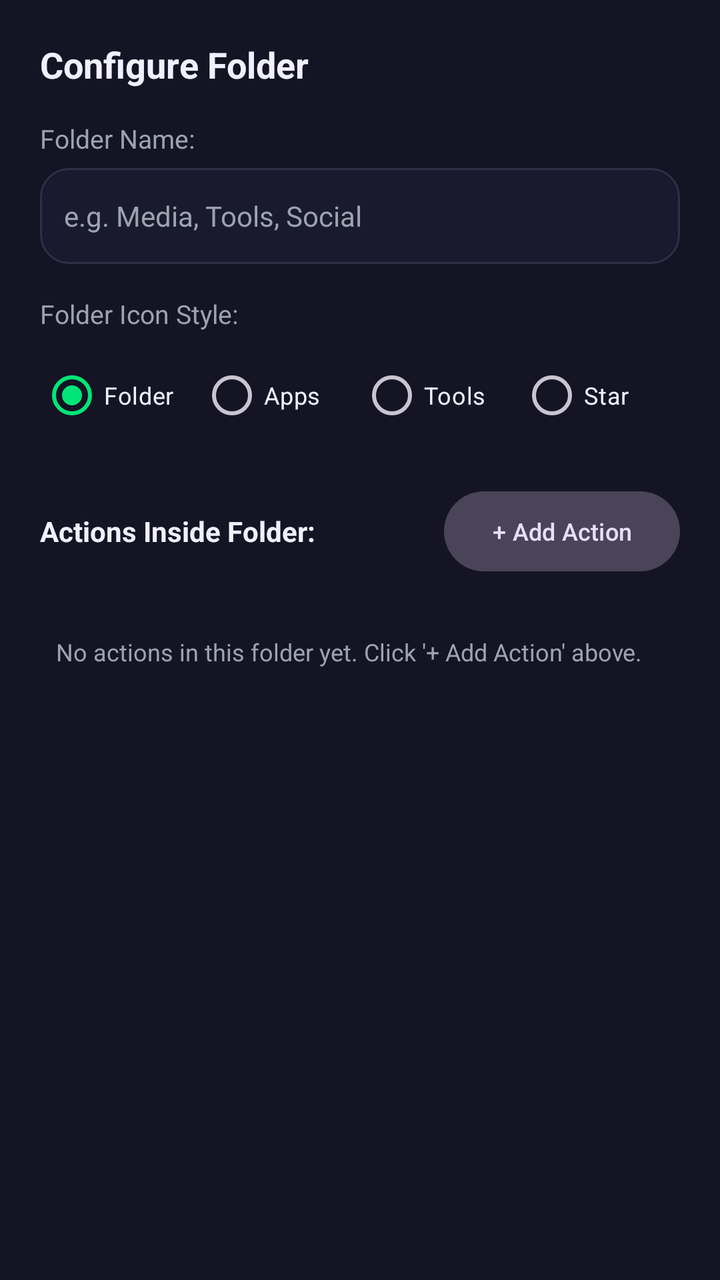
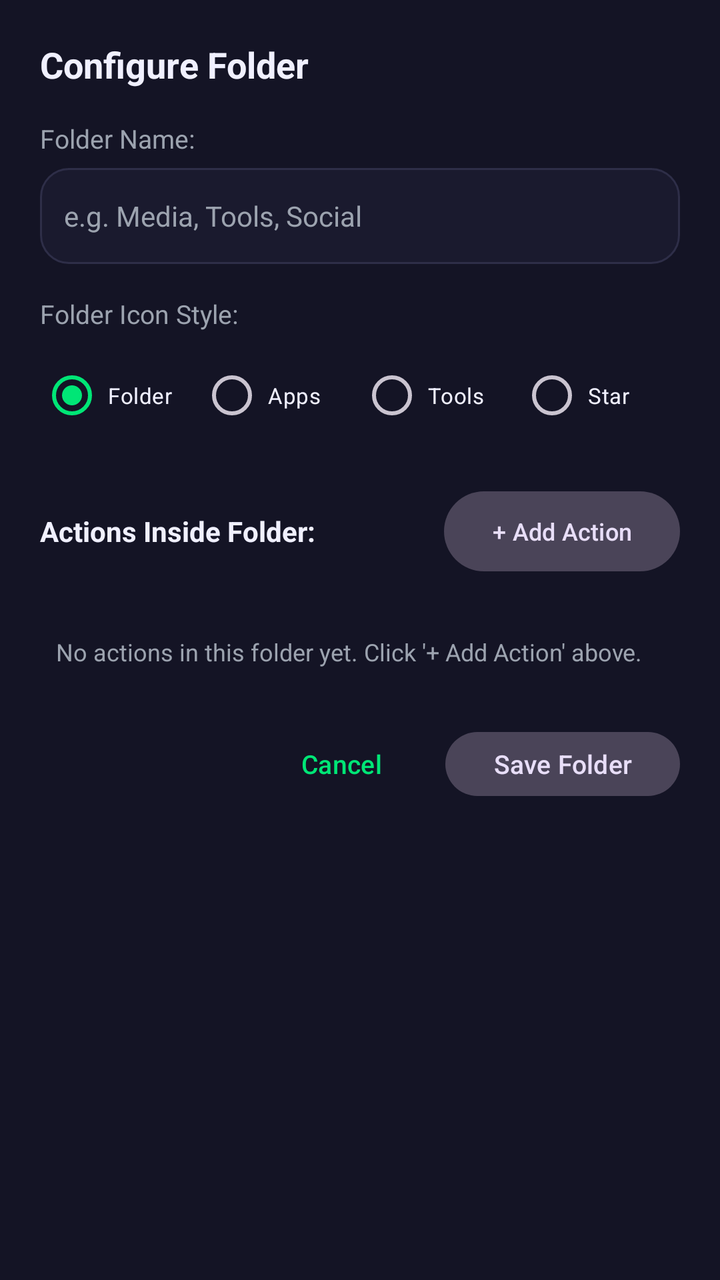

The first picture is an Android layout as it rendered before a commit; the second is the same layout after the commit. The layout source and the unified diff follow.
<!-- AndroidManifest.xml: application theme Theme.PieControl -->
<!-- res/layout/dialog_edit_folder.xml -->
<?xml version="1.0" encoding="utf-8"?>
<androidx.core.widget.NestedScrollView xmlns:android="http://schemas.android.com/apk/res/android"
    android:layout_width="match_parent"
    android:layout_height="wrap_content"
    android:fillViewport="true"
    android:background="@color/surface">

    <LinearLayout
        android:layout_width="match_parent"
        android:layout_height="wrap_content"
        android:orientation="vertical"
        android:padding="20dp">

        <TextView
            android:id="@+id/tvFolderDialogTitle"
            android:layout_width="wrap_content"
            android:layout_height="wrap_content"
            android:text="Configure Folder"
            android:textColor="@color/text_primary"
            android:textSize="18sp"
            android:textStyle="bold"
            android:layout_marginBottom="16dp" />

        
        <TextView
            android:layout_width="wrap_content"
            android:layout_height="wrap_content"
            android:text="Folder Name:"
            android:textColor="@color/text_secondary"
            android:textSize="13sp"
            android:layout_marginBottom="6dp" />

        <EditText
            android:id="@+id/etFolderName"
            android:layout_width="match_parent"
            android:layout_height="48dp"
            android:background="@drawable/bg_card"
            android:hint="e.g. Media, Tools, Social"
            android:textColorHint="@color/text_secondary"
            android:textColor="@color/text_primary"
            android:paddingHorizontal="12dp"
            android:textSize="14sp"
            android:layout_marginBottom="16dp" />

        
        <TextView
            android:layout_width="wrap_content"
            android:layout_height="wrap_content"
            android:text="Folder Icon Style:"
            android:textColor="@color/text_secondary"
            android:textSize="13sp"
            android:layout_marginBottom="8dp" />

        <RadioGroup
            android:id="@+id/rgFolderIcon"
            android:layout_width="match_parent"
            android:layout_height="wrap_content"
            android:orientation="horizontal"
            android:layout_marginBottom="20dp">

            <RadioButton
                android:id="@+id/rbIconDefault"
                android:layout_width="0dp"
                android:layout_height="wrap_content"
                android:layout_weight="1"
                android:checked="true"
                android:text="Folder"
                android:textSize="12sp"
                android:textColor="@color/text_primary" />

            <RadioButton
                android:id="@+id/rbIconApps"
                android:layout_width="0dp"
                android:layout_height="wrap_content"
                android:layout_weight="1"
                android:text="Apps"
                android:textSize="12sp"
                android:textColor="@color/text_primary" />

            <RadioButton
                android:id="@+id/rbIconTools"
                android:layout_width="0dp"
                android:layout_height="wrap_content"
                android:layout_weight="1"
                android:text="Tools"
                android:textSize="12sp"
                android:textColor="@color/text_primary" />

            <RadioButton
                android:id="@+id/rbIconStar"
                android:layout_width="0dp"
                android:layout_height="wrap_content"
                android:layout_weight="1"
                android:text="Star"
                android:textSize="12sp"
                android:textColor="@color/text_primary" />
        </RadioGroup>

        
        <LinearLayout
            android:layout_width="match_parent"
            android:layout_height="wrap_content"
            android:orientation="horizontal"
            android:gravity="center_vertical"
            android:layout_marginBottom="8dp">

            <TextView
                android:layout_width="0dp"
                android:layout_height="wrap_content"
                android:layout_weight="1"
                android:text="Actions Inside Folder:"
                android:textColor="@color/text_primary"
                android:textSize="14sp"
                android:textStyle="bold" />

            <Button
                android:id="@+id/btnAddFolderAction"
                style="@style/Widget.Material3.Button.TonalButton"
                android:layout_width="wrap_content"
                android:layout_height="wrap_content"
                android:text="+ Add Action"
                android:textSize="12sp" />
        </LinearLayout>

        <androidx.recyclerview.widget.RecyclerView
            android:id="@+id/rvFolderItemList"
            android:layout_width="match_parent"
            android:layout_height="wrap_content"
            android:nestedScrollingEnabled="false"
            android:layout_marginBottom="12dp" />

        <TextView
            android:id="@+id/tvEmptyFolderActions"
            android:layout_width="match_parent"
            android:layout_height="wrap_content"
            android:text="No actions in this folder yet. Click '+ Add Action' above."
            android:textColor="@color/text_secondary"
            android:textSize="12sp"
            android:padding="8dp" />

    </LinearLayout>

</androidx.core.widget.NestedScrollView>
<!-- resources referenced by this layout -->
<resources>
  <color name="surface">#141425</color>
  <color name="text_primary">#F0F0FF</color>
  <color name="text_secondary">#9CA3AF</color>
  <!-- drawable bg_card (drawable) -->
  <?xml version="1.0" encoding="utf-8"?>
  <shape xmlns:android="http://schemas.android.com/apk/res/android"
      android:shape="rectangle">
      <solid android:color="@color/surface_card" />
      <corners android:radius="14dp" />
      <stroke android:width="1dp" android:color="@color/border_subtle" />
  </shape>
  <style name="Theme.PieControl" parent="Theme.Material3.Dark.NoActionBar">
          <item name="android:statusBarColor">@color/background</item>
          <item name="android:navigationBarColor">@color/background</item>
          <item name="android:windowBackground">@color/background</item>
          <item name="colorPrimary">@color/primary</item>
          <item name="colorOnPrimary">@color/on_primary</item>
          <item name="colorSurface">@color/surface</item>
          <item name="colorOnSurface">@color/text_primary</item>
      </style>
  <color name="surface_card">#1A1A2E</color>
  <color name="border_subtle">#2E2E48</color>
  <color name="background">#0D0D1A</color>
  <color name="primary">#00E676</color>
  <color name="on_primary">#0D0D1A</color>
</resources>

<!-- the commit's change to res/layout/dialog_edit_folder.xml (unified diff, before → after) -->
@@ -65,7 +65,11 @@
                 android:layout_weight="1"
                 android:checked="true"
                 android:text="Folder"
-                android:textSize="12sp"
+                android:textSize="11sp"
+                android:maxLines="1"
+                android:singleLine="true"
+                android:paddingStart="2dp"
+                android:paddingEnd="2dp"
                 android:textColor="@color/text_primary" />
 
             <RadioButton
@@ -74,7 +78,11 @@
                 android:layout_height="wrap_content"
                 android:layout_weight="1"
                 android:text="Apps"
-                android:textSize="12sp"
+                android:textSize="11sp"
+                android:maxLines="1"
+                android:singleLine="true"
+                android:paddingStart="2dp"
+                android:paddingEnd="2dp"
                 android:textColor="@color/text_primary" />
 
             <RadioButton
@@ -83,7 +91,11 @@
                 android:layout_height="wrap_content"
                 android:layout_weight="1"
                 android:text="Tools"
-                android:textSize="12sp"
+                android:textSize="11sp"
+                android:maxLines="1"
+                android:singleLine="true"
+                android:paddingStart="2dp"
+                android:paddingEnd="2dp"
                 android:textColor="@color/text_primary" />
 
             <RadioButton
@@ -92,7 +104,11 @@
                 android:layout_height="wrap_content"
                 android:layout_weight="1"
                 android:text="Star"
-                android:textSize="12sp"
+                android:textSize="11sp"
+                android:maxLines="1"
+                android:singleLine="true"
+                android:paddingStart="2dp"
+                android:paddingEnd="2dp"
                 android:textColor="@color/text_primary" />
         </RadioGroup>
 
@@ -138,6 +154,33 @@
             android:textSize="12sp"
             android:padding="8dp" />
 
+        
+        <LinearLayout
+            android:layout_width="match_parent"
+            android:layout_height="wrap_content"
+            android:orientation="horizontal"
+            android:gravity="end|center_vertical"
+            android:layout_marginTop="16dp"
+            android:paddingTop="4dp">
+
+            <Button
+                android:id="@+id/btnFolderCancel"
+                style="@style/Widget.Material3.Button.TextButton"
+                android:layout_width="wrap_content"
+                android:layout_height="40dp"
+                android:text="Cancel"
+                android:textSize="13sp"
+                android:layout_marginEnd="8dp" />
+
+            <Button
+                android:id="@+id/btnFolderSave"
+                style="@style/Widget.Material3.Button.TonalButton"
+                android:layout_width="wrap_content"
+                android:layout_height="40dp"
+                android:text="Save Folder"
+                android:textSize="13sp" />
+        </LinearLayout>
+
     </LinearLayout>
 
 </androidx.core.widget.NestedScrollView>
